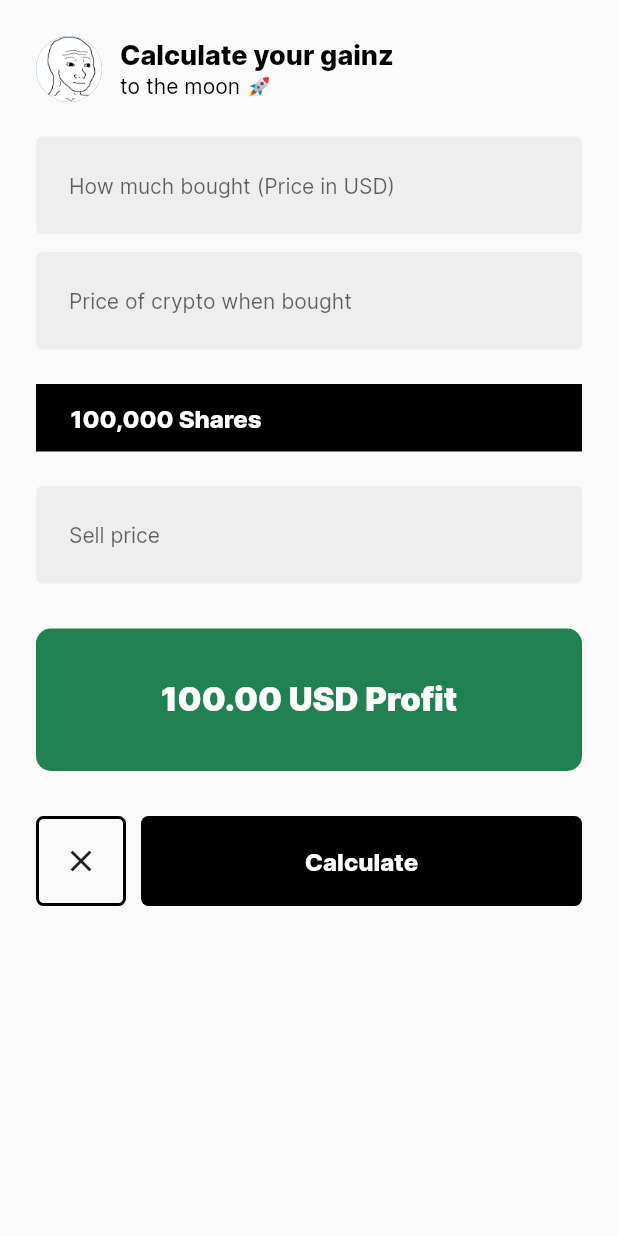
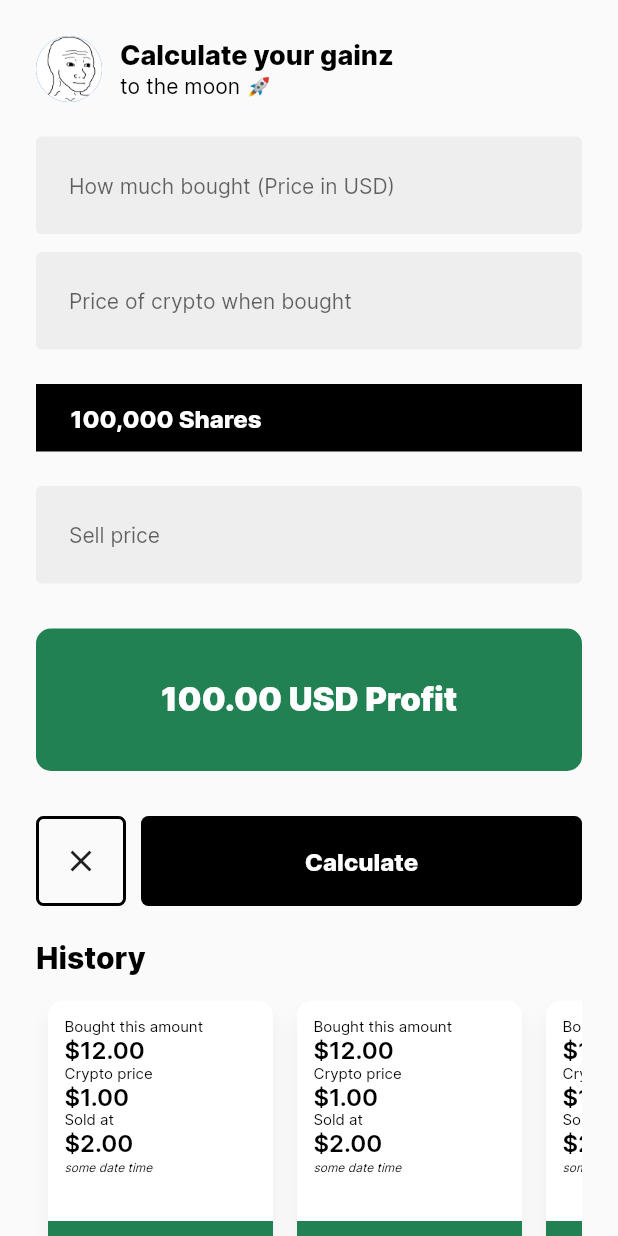
Before and after one commit to bisunajaime/hysto, a Flutter app: the screen it shows after launch, on a phone screen of 412 x 824 dp. Run offline on Flutter 3.47's test engine with Material 2 defaults, Android fonts, the phone set to English and light mode, and no system bars; our stand-ins replace equatable, flutter_bloc.

Commit message:
Added libraries, usecases, updated design

```diff
--- a/lib/domain/entities/crypto_result_entity.dart
+++ b/lib/domain/entities/crypto_result_entity.dart
@@ -7,6 +7,8 @@ class CryptoResultEntity {
   final double sellPrice;
   final double shares;
   final double profit;
+  final DateTime dateAdded;
+  final DateTime? dateUpdated;
 
   CryptoResultEntity(
     this.id,
@@ -15,6 +17,8 @@ class CryptoResultEntity {
     this.sellPrice,
     this.shares,
     this.profit,
+    this.dateAdded,
+    this.dateUpdated,
   );
 
   CryptoResultModel toModel() => CryptoResultModel(
@@ -24,5 +28,7 @@ class CryptoResultEntity {
         sellPrice,
         shares,
         profit,
+        dateAdded,
+        dateUpdated,
       );
 }
--- a/lib/presentation/pages/calculator_page.dart
+++ b/lib/presentation/pages/calculator_page.dart
@@ -1,8 +1,8 @@
 import 'package:crypto_profit_calculator/presentation/widgets/calculate_button_group.dart';
 import 'package:crypto_profit_calculator/presentation/widgets/cpc_text.dart';
 import 'package:crypto_profit_calculator/presentation/widgets/crypto_result_widget.dart';
+import 'package:crypto_profit_calculator/presentation/widgets/history_widget.dart';
 import 'package:crypto_profit_calculator/presentation/widgets/input_field.dart';
-import 'package:crypto_profit_calculator/presentation/widgets/price_bought_textfield.dart';
 import 'package:crypto_profit_calculator/presentation/widgets/share_count_widget.dart';
 import 'package:flutter/material.dart';
 
@@ -27,7 +27,11 @@ class _CalculatorPageState extends State<CalculatorPage> {
         FocusScope.of(context).requestFocus(FocusNode());
       },
       child: Scaffold(
-        body: ListView(
+        body: RefreshIndicator(
+          onRefresh: () async {
+            // refresh cache
+          },
+          child: ListView(
             padding: EdgeInsets.only(
               left: 24,
               right: 24,
@@ -79,7 +83,11 @@ class _CalculatorPageState extends State<CalculatorPage> {
               CryptoResultWidget(100.00),
               resultComputationSpacing,
               CalculateButtonGroup(),
+              textFieldOuterSpacing,
+              HistoryWidget(),
+              resultComputationSpacing,
             ],
+          ),
         ),
       ),
     );
--- a/lib/presentation/widgets/cpc_text.dart
+++ b/lib/presentation/widgets/cpc_text.dart
@@ -5,17 +5,29 @@ class CPCText extends StatelessWidget {
   final FontWeight? fontWeight;
   final double? size;
   final Color? color;
-  const CPCText(this.text, {Key? key, this.fontWeight, this.size, this.color})
-      : super(key: key);
+  final int? maxLines;
+  final FontStyle? fontStyle;
+  const CPCText(
+    this.text, {
+    Key? key,
+    this.fontWeight,
+    this.size,
+    this.color,
+    this.maxLines,
+    this.fontStyle,
+  }) : super(key: key);
 
   @override
   Widget build(BuildContext context) {
     return Text(
       text,
+      maxLines: maxLines ?? 999,
       style: TextStyle(
         fontWeight: fontWeight ?? FontWeight.normal,
         fontSize: size ?? 16.0,
         color: color ?? Colors.black,
+        overflow: TextOverflow.ellipsis,
+        fontStyle: fontStyle ?? FontStyle.normal,
       ),
     );
   }
--- /dev/null
+++ b/lib/presentation/widgets/history_widget.dart
@@ -0,0 +1,155 @@
+import 'package:crypto_profit_calculator/presentation/widgets/cpc_text.dart';
+import 'package:crypto_profit_calculator/presentation/widgets/crypto_result_widget.dart';
+import 'package:flutter/material.dart';
+
+class HistoryWidget extends StatelessWidget {
+  const HistoryWidget({Key? key}) : super(key: key);
+
+  @override
+  Widget build(BuildContext context) {
+    return SizedBox(
+      height: 250,
+      child: Column(
+        crossAxisAlignment: CrossAxisAlignment.start,
+        children: [
+          CPCText('History', size: 20, fontWeight: FontWeight.w800),
+          Expanded(child: HistoryListView()),
+        ],
+      ),
+    );
+  }
+}
+
+class HistoryListView extends StatelessWidget {
+  const HistoryListView({Key? key}) : super(key: key);
+
+  @override
+  Widget build(BuildContext context) {
+    return ListView.builder(
+      scrollDirection: Axis.horizontal,
+      itemBuilder: (context, i) => HistoryItem(),
+    );
+  }
+}
+
+class HistoryItem extends StatelessWidget {
+  const HistoryItem({Key? key}) : super(key: key);
+
+  @override
+  Widget build(BuildContext context) {
+    return Container(
+      margin: EdgeInsets.symmetric(horizontal: 8, vertical: 16),
+      width: 150,
+      decoration: BoxDecoration(
+        color: Colors.white,
+        borderRadius: BorderRadius.circular(10),
+        boxShadow: [
+          BoxShadow(
+            blurRadius: 10,
+            color: Colors.black.withOpacity(.05),
+            offset: Offset(0, 9),
+          )
+        ],
+      ),
+      child: Column(
+        crossAxisAlignment: CrossAxisAlignment.start,
+        children: [
+          Expanded(
+            child: Padding(
+              padding: EdgeInsets.all(11),
+              child: Column(
+                crossAxisAlignment: CrossAxisAlignment.start,
+                children: [
+                  HistoryItemContent(
+                    label: 'Bought this amount',
+                    content: '\$12.00',
+                  ),
+                  HistoryItemContent(
+                    label: 'Crypto price',
+                    content: '\$1.00',
+                  ),
+                  HistoryItemContent(
+                    label: 'Sold at',
+                    content: '\$2.00',
+                  ),
+                  SizedBox(height: 2),
+                  CPCText(
+                    'some date time',
+                    fontWeight: FontWeight.normal,
+                    size: 8,
+                    color: Colors.black,
+                    maxLines: 1,
+                    fontStyle: FontStyle.italic,
+                  ),
+                ],
+              ),
+            ),
+          ),
+          Container(
+            width: double.infinity,
+            decoration: BoxDecoration(
+              color: kProfitColor,
+              borderRadius: BorderRadius.only(
+                bottomLeft: Radius.circular(10),
+                bottomRight: Radius.circular(10),
+              ),
+            ),
+            child: Padding(
+              padding: const EdgeInsets.symmetric(horizontal: 13, vertical: 8),
+              child: HistoryItemContent(
+                label: 'Sold at',
+                content: '\$2.00',
+                position: HistoryItemPosition.right,
+                color: Colors.white,
+              ),
+            ),
+          )
+        ],
+      ),
+    );
+  }
+}
+
+enum HistoryItemPosition {
+  left,
+  right,
+}
+
+class HistoryItemContent extends StatelessWidget {
+  final String label;
+  final String content;
+  final HistoryItemPosition position;
+  final Color? color;
+  const HistoryItemContent(
+      {Key? key,
+      required this.label,
+      required this.content,
+      this.position = HistoryItemPosition.left,
+      this.color})
+      : super(key: key);
+
+  @override
+  Widget build(BuildContext context) {
+    return Column(
+      crossAxisAlignment: position == HistoryItemPosition.left
+          ? CrossAxisAlignment.start
+          : CrossAxisAlignment.end,
+      children: [
+        CPCText(
+          label,
+          fontWeight: FontWeight.normal,
+          size: 10,
+          color: color ?? Colors.black,
+          maxLines: 1,
+        ),
+        CPCText(
+          content,
+          fontWeight: FontWeight.w600,
+          size: 16,
+          color: color ?? Colors.black,
+          maxLines: 1,
+        ),
+      ],
+    );
+  }
+}
--- a/pubspec.yaml
+++ b/pubspec.yaml
@@ -34,6 +34,9 @@ dependencies:
   # The following adds the Cupertino Icons font to your application.
   # Use with the CupertinoIcons class for iOS style icons.
   cupertino_icons: ^1.0.2
+  flutter_bloc: ^8.0.1
+  equatable: ^2.0.3
+  uuid: ^3.0.6
 
 dev_dependencies:
   flutter_test:
```
Also changed, not shown: lib/bloc_layer.dart (added, +45 -0 lines), lib/data/datasource/local/file_datasource.dart (added, +21 -0 lines), lib/data/models/crypto_result_model.dart (+18 -4 lines), lib/domain/repositories/crypto_result_repository.dart (+11 -0 lines), lib/domain/usecases/calculate_crypto_result.dart (added, +22 -0 lines), lib/domain/usecases/remove_crypto_record.dart (added, +20 -0 lines), lib/domain/usecases/retrieve_history.dart (+7 -6 lines), lib/domain/usecases/save_crypro_record.dart (added, +16 -0 lines), lib/presentation/bloc/crypto_result_cubit.dart (added, +57 -0 lines). Lines whose indentation alone changed are shown as unchanged.
